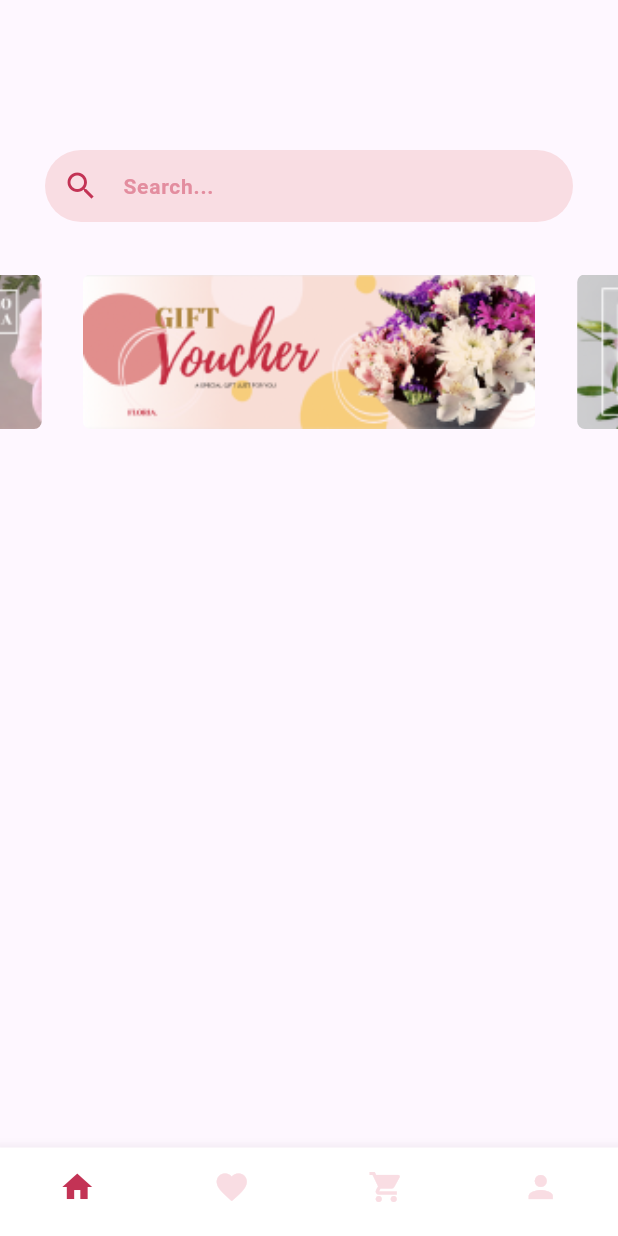
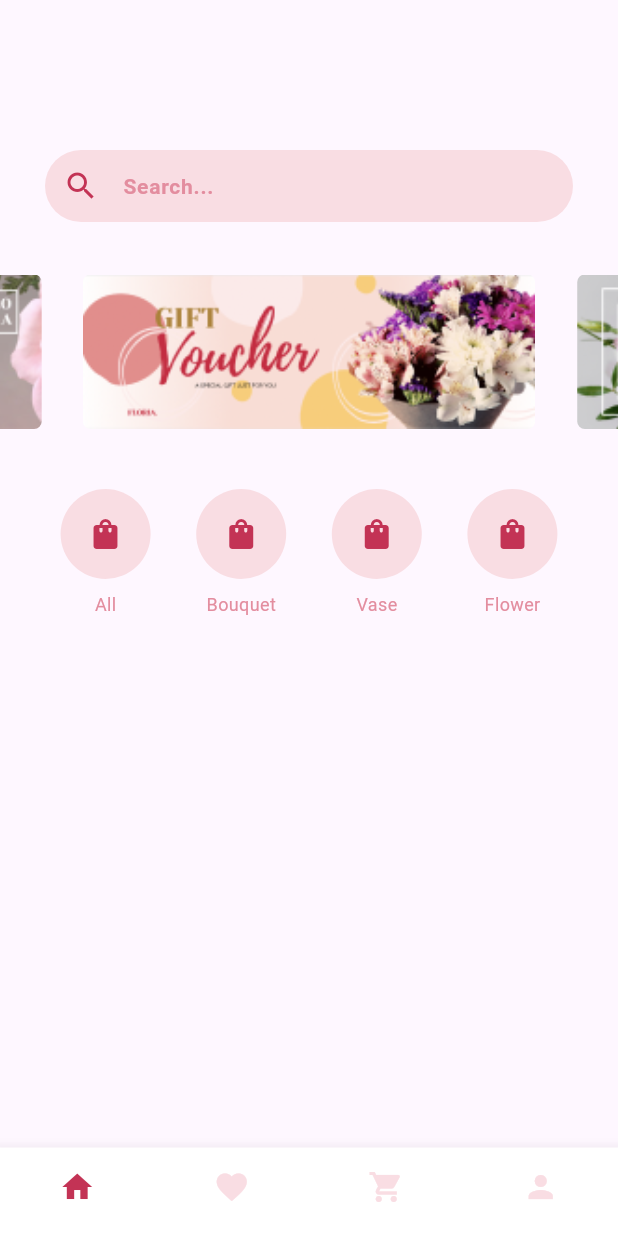
Before and after one commit to kikikieieiei/Floria_Flutter, a Flutter app: the screen it shows after launch, on a phone screen of 412 x 824 dp. Run offline on Flutter 3.47's test engine with Material 3 defaults, Android fonts, the phone set to English and light mode, and no system bars; drawn by our look-alikes of carousel_slider; Roboto replaces fonts that are missing (OpenSans).

Commit message:
Created circleButton.dart

```diff
--- a/project/lib/main.dart
+++ b/project/lib/main.dart
@@ -1,3 +1,4 @@
+
 import 'package:flutter/material.dart';
 import 'package:project/pages/home/home.dart';
 
--- /dev/null
+++ b/project/lib/pages/home/components/circleButton.dart
@@ -0,0 +1,40 @@
+import "package:flutter/material.dart";
+
+Widget buildCircularButton(IconData icon, String label, Function onPressed) {
+  return GestureDetector(
+    onTap: () {
+      onPressed();
+    },
+    child: Column(
+      children: [
+        Padding(
+          padding: const EdgeInsets.only(top: 30),
+          child: Container(
+            height: 60, // Adjust the height according to your needs
+            width: 60, // Adjust the width according to your needs
+            decoration: const BoxDecoration(
+              shape: BoxShape.circle,
+              color: Color(0xffF9DDE3),
+            ),
+            child: Center(
+              child: Icon(
+                icon,
+                color: Color(0xffC33355),
+              ),
+            ),
+          ),
+        ),
+        SizedBox(height: 8),
+        Text(
+          label,
+          style: const TextStyle(
+            color: Color.fromARGB(255, 227, 141, 159),
+            // fontWeight: FontWeight.bold,
+            fontSize: 12,
+            fontFamily: 'OpenSans',
+          ),
+        ),
+      ],
+    ),
+  );
+}
--- a/project/lib/pages/home/home.dart
+++ b/project/lib/pages/home/home.dart
@@ -1,6 +1,6 @@
-
 import 'package:flutter/material.dart';
 import 'package:project/pages/home/components/carousel.dart';
+import 'package:project/pages/home/components/circleButton.dart';
 
 class Home extends StatefulWidget {
   const Home({Key? key}) : super(key: key);
@@ -17,7 +17,8 @@ class _HomeState extends State<Home> {
         children: [
           // Search bar
           Padding(
-            padding: const EdgeInsets.only(top: 100, left: 30, right: 30, bottom: 0),
+            padding:
+                const EdgeInsets.only(top: 100, left: 30, right: 30, bottom: 0),
             child: TextFormField(
               cursorColor: const Color(0xffC33355),
               style: const TextStyle(color: Color(0xffC33355)),
@@ -38,15 +39,29 @@ class _HomeState extends State<Home> {
                     fontFamily: 'OpenSans'),
                 border: OutlineInputBorder(
                     borderRadius: BorderRadius.circular(45),
-                  borderSide: BorderSide.none
+                    borderSide: BorderSide.none),
               ),
             ),
           ),
-          ),
-          buildCarouselSlider()
+          buildCarouselSlider(),
+          Padding(
+            padding: const EdgeInsets.all(10.0),
+            child: Row(
+              mainAxisAlignment: MainAxisAlignment.spaceEvenly,
+              children: [
+                buildCircularButton(
+                  Icons.shopping_bag, "All", () => print('Button All pressed')),
+                buildCircularButton(
+                  Icons.shopping_bag, "Bouquet", () => print('Button Bouquet pressed')),
+                buildCircularButton(
+                  Icons.shopping_bag, "Vase", () => print('Button Vase pressed')),
+                buildCircularButton(
+                  Icons.shopping_bag, "Flower", () => print('Button Flower pressed')),
               ],
             ),
-
+          ),
+        ],
+      ),
       bottomNavigationBar: BottomNavigationBar(
           type: BottomNavigationBarType.fixed,
           showSelectedLabels: false,
@@ -59,8 +74,7 @@ class _HomeState extends State<Home> {
             BottomNavigationBarItem(icon: Icon(Icons.favorite), label: ''),
             BottomNavigationBarItem(icon: Icon(Icons.shopping_cart), label: ''),
             BottomNavigationBarItem(icon: Icon(Icons.person), label: '')
-        ]
-      ),
+          ]),
     );
   }
 }
```
Lines whose indentation alone changed are shown as unchanged.
